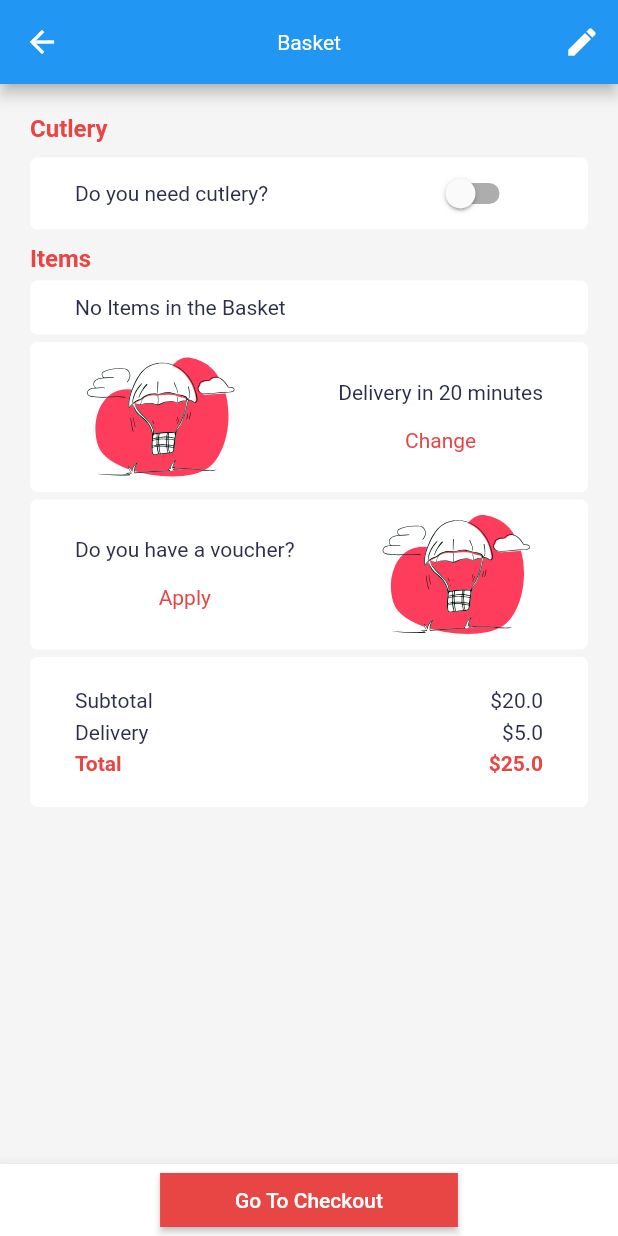
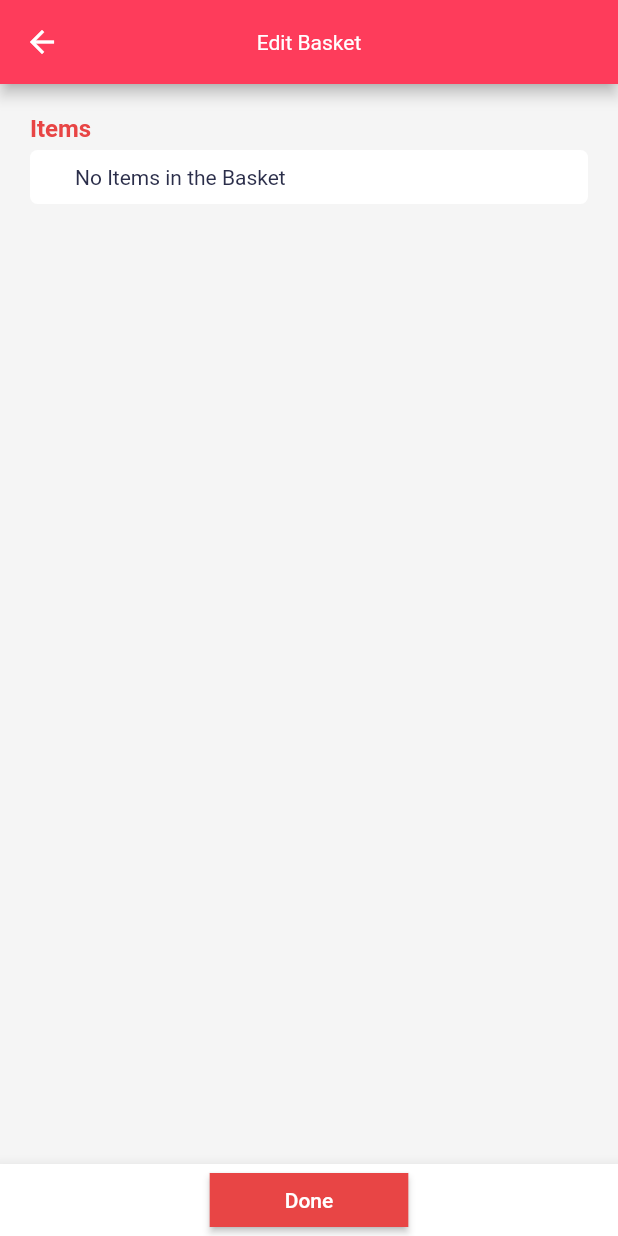
Before and after one commit to QD1221/food_delivery_sing, a Flutter app: the BasketScreen screen opened by its route, after a tap on the "edit" icon, on a phone screen of 412 x 824 dp. Run offline on Flutter 3.47's test engine with Material 2 defaults, Android fonts, the phone set to English and light mode, and no system bars; our stand-ins replace bloc, equatable, flutter_bloc, flutter_svg, geolocator, google_maps_flutter; network calls fail; Roboto replaces fonts that are missing (Futura).

Commit message:
4th commit

```diff
--- a/lib/blocs/basket/basket_event.dart
+++ b/lib/blocs/basket/basket_event.dart
@@ -29,6 +29,14 @@ class RemoveItem extends BasketEvent{
   List<Object> get props => [];
 }
 
+class RemoveAllItem extends BasketEvent{
+  final MenuItem item;
+
+  RemoveAllItem(this.item);
+  @override
+  List<Object> get props => [];
+}
+
 class ToggleSwitch extends BasketEvent{
   ToggleSwitch();
 
--- a/lib/config/app_router.dart
+++ b/lib/config/app_router.dart
@@ -3,6 +3,7 @@ import 'package:food_delivery_sing/models/restaurant_model.dart';
 import 'package:food_delivery_sing/screens/basket/basket_screen.dart';
 import 'package:food_delivery_sing/screens/checkout/checkout_screen.dart';
 import 'package:food_delivery_sing/screens/delivery_time/delivery_time_screen.dart';
+import 'package:food_delivery_sing/screens/edit_basket/edit_basket_screen.dart';
 import 'package:food_delivery_sing/screens/filter/filter_screen.dart';
 import 'package:food_delivery_sing/screens/home/home_screen.dart';
 import 'package:food_delivery_sing/screens/location/location_screen.dart';
@@ -22,6 +23,8 @@ class AppRouter {
         return LocationScreen.route();
       case BasketScreen.routeName:
         return BasketScreen.route();
+      case EditBasketScreen.routeName:
+        return EditBasketScreen.route();
       case CheckoutScreen.routeName:
         return CheckoutScreen.route();
       case DeliveryTimeScreen.routeName:
--- a/lib/screens/basket/basket_screen.dart
+++ b/lib/screens/basket/basket_screen.dart
@@ -22,10 +22,13 @@ class BasketScreen extends StatelessWidget {
     return Scaffold(
       appBar: AppBar(
         title: Text('Basket'),
+        backgroundColor: Theme.of(context).primaryColor,
         centerTitle: true,
         actions: [
           IconButton(
-            onPressed: () {},
+            onPressed: () {
+              Navigator.pushNamed(context, '/edit-basket');
+            },
             icon: Icon(Icons.edit),
           )
         ],
@@ -170,7 +173,6 @@ class BasketScreen extends StatelessWidget {
                                   Expanded(
                                     child: Text(
                                       '${state.basket.itemQuantity(state.basket.items).keys.elementAt(index).name}',
-
                                       style:
                                           Theme.of(context).textTheme.headline6,
                                     ),
@@ -274,7 +276,15 @@ class BasketScreen extends StatelessWidget {
                 color: Colors.white,
                 borderRadius: BorderRadius.circular(5),
               ),
-              child: Column(
+              child: BlocBuilder<BasketBloc, BasketState>(
+                builder: (context, state) {
+                  if (state is BasketLoading) {
+                    return Center(
+                      child: CircularProgressIndicator(),
+                    );
+                  }
+                  if (state is BasketLoaded) {
+                    return Column(
                       mainAxisAlignment: MainAxisAlignment.center,
                       children: [
                         Row(
@@ -285,7 +295,7 @@ class BasketScreen extends StatelessWidget {
                               style: Theme.of(context).textTheme.headline6,
                             ),
                             Text(
-                        '\$20.0',
+                              '\$${state.basket.subtotalString}',
                               style: Theme.of(context).textTheme.headline6,
                             )
                           ],
@@ -317,18 +327,25 @@ class BasketScreen extends StatelessWidget {
                               style: Theme.of(context)
                                   .textTheme
                                   .headline5!
-                            .copyWith(color: Theme.of(context).accentColor),
+                                  .copyWith(
+                                      color: Theme.of(context).accentColor),
                             ),
                             Text(
-                        '\$25.0',
+                              '\$${state.basket.totalString}',
                               style: Theme.of(context)
                                   .textTheme
                                   .headline5!
-                            .copyWith(color: Theme.of(context).accentColor),
+                                  .copyWith(
+                                      color: Theme.of(context).accentColor),
                             )
                           ],
                         )
                       ],
+                    );
+                  } else {
+                    return Text('Something went wrong!');
+                  }
+                },
               ),
             )
           ],
--- a/lib/screens/checkout/checkout_screen.dart
+++ b/lib/screens/checkout/checkout_screen.dart
@@ -19,6 +19,7 @@ class CheckoutScreen extends StatelessWidget {
     return Scaffold(
       appBar: AppBar(
         title: Text('Checkout'),
+        backgroundColor: Theme.of(context).primaryColor,
         centerTitle: true,
       ),
       body: ElevatedButton(
--- a/lib/screens/delivery_time/delivery_time_screen.dart
+++ b/lib/screens/delivery_time/delivery_time_screen.dart
@@ -19,6 +19,7 @@ class DeliveryTimeScreen extends StatelessWidget {
     return Scaffold(
       appBar: AppBar(
         title: Text('Delivery Time'),
+        backgroundColor: Theme.of(context).primaryColor,
         centerTitle: true,
       ),
       body: ElevatedButton(
--- /dev/null
+++ b/lib/screens/edit_basket/edit_basket_screen.dart
@@ -0,0 +1,172 @@
+import 'package:flutter/material.dart';
+import 'package:flutter_bloc/flutter_bloc.dart';
+import 'package:food_delivery_sing/blocs/basket/basket_bloc.dart';
+
+class EditBasketScreen extends StatelessWidget {
+  const EditBasketScreen({Key? key}) : super(key: key);
+
+  static const String routeName = '/edit-basket';
+
+  static Route route() {
+    return MaterialPageRoute(
+      builder: (_) => EditBasketScreen(),
+      settings: RouteSettings(
+        name: routeName,
+      ),
+    );
+  }
+
+  @override
+  Widget build(BuildContext context) {
+    return Scaffold(
+      appBar: AppBar(
+        title: Text('Edit Basket'),
+        backgroundColor: Theme.of(context).primaryColor,
+        centerTitle: true,
+      ),
+      bottomNavigationBar: BottomAppBar(
+        child: Container(
+          child: Row(
+            mainAxisAlignment: MainAxisAlignment.center,
+            children: [
+              ElevatedButton(
+                style: ElevatedButton.styleFrom(
+                    primary: Theme.of(context).accentColor,
+                    shape: RoundedRectangleBorder(),
+                    padding: const EdgeInsets.symmetric(horizontal: 50)),
+                onPressed: () {
+                  Navigator.pop(context);
+                },
+                child: Text(
+                  'Done',
+                ),
+              ),
+            ],
+          ),
+        ),
+      ),
+      body: Padding(
+        padding: const EdgeInsets.all(20),
+        child: Column(
+          crossAxisAlignment: CrossAxisAlignment.start,
+          children: [
+            Text(
+              'Items',
+              style: Theme.of(context)
+                  .textTheme
+                  .headline4!
+                  .copyWith(color: Theme.of(context).accentColor),
+            ),
+            BlocBuilder<BasketBloc, BasketState>(
+              builder: (context, state) {
+                if (state is BasketLoading) {
+                  return Center(
+                    child: CircularProgressIndicator(),
+                  );
+                } else if (state is BasketLoaded) {
+                  return state.basket.items.length == 0
+                      ? Container(
+                          width: double.infinity,
+                          margin: const EdgeInsets.only(top: 5),
+                          padding: const EdgeInsets.symmetric(
+                              horizontal: 30, vertical: 10),
+                          decoration: BoxDecoration(
+                            color: Colors.white,
+                            borderRadius: BorderRadius.circular(5),
+                          ),
+                          child: Row(
+                            mainAxisAlignment: MainAxisAlignment.spaceBetween,
+                            children: [
+                              Text(
+                                'No Items in the Basket',
+                                textAlign: TextAlign.left,
+                                style: Theme.of(context).textTheme.headline6,
+                              )
+                            ],
+                          ),
+                        )
+                      : ListView.builder(
+                          shrinkWrap: true,
+                          itemCount: state.basket
+                              .itemQuantity(state.basket.items)
+                              .keys
+                              .length,
+                          itemBuilder: (context, index) {
+                            return Container(
+                              width: double.infinity,
+                              margin: const EdgeInsets.only(top: 5),
+                              padding: const EdgeInsets.symmetric(
+                                  horizontal: 30, vertical: 10),
+                              decoration: BoxDecoration(
+                                color: Colors.white,
+                                borderRadius: BorderRadius.circular(5),
+                              ),
+                              child: Row(
+                                children: [
+                                  Text(
+                                    '${state.basket.itemQuantity(state.basket.items).entries.elementAt(index).value}x',
+                                    style: Theme.of(context)
+                                        .textTheme
+                                        .headline6!
+                                        .copyWith(
+                                            color:
+                                                Theme.of(context).accentColor),
+                                  ),
+                                  SizedBox(
+                                    width: 20,
+                                  ),
+                                  Expanded(
+                                    child: Text(
+                                      '${state.basket.itemQuantity(state.basket.items).keys.elementAt(index).name}',
+                                      style:
+                                          Theme.of(context).textTheme.headline6,
+                                    ),
+                                  ),
+                                  IconButton(
+                                    visualDensity: VisualDensity.compact,
+                                    onPressed: () {
+                                      context.read<BasketBloc>()
+                                        ..add(RemoveAllItem(state.basket
+                                            .itemQuantity(state.basket.items)
+                                            .keys
+                                            .elementAt(index)));
+                                    },
+                                    icon: Icon(Icons.delete),
+                                  ),
+                                  IconButton(
+                                    visualDensity: VisualDensity.compact,
+                                    onPressed: () {
+                                      context.read<BasketBloc>()
+                                        ..add(RemoveItem(state.basket
+                                            .itemQuantity(state.basket.items)
+                                            .keys
+                                            .elementAt(index)));
+                                    },
+                                    icon: Icon(Icons.remove_circle),
+                                  ),
+                                  IconButton(
+                                    visualDensity: VisualDensity.compact,
+                                    onPressed: () {
+                                      context.read<BasketBloc>()
+                                        ..add(AddItem(state.basket
+                                            .itemQuantity(state.basket.items)
+                                            .keys
+                                            .elementAt(index)));
+                                    },
+                                    icon: Icon(Icons.add_circle),
+                                  ),
+                                ],
+                              ),
+                            );
+                          });
+                } else {
+                  return Text('Something went wrong!');
+                }
+              },
+            ),
+          ],
+        ),
+      ),
+    );
+  }
+}
--- a/lib/screens/filter/filter_screen.dart
+++ b/lib/screens/filter/filter_screen.dart
@@ -24,6 +24,7 @@ class FilterScreen extends StatelessWidget {
     return Scaffold(
       appBar: AppBar(
         title: Text('Filter'),
+        backgroundColor: Theme.of(context).primaryColor,
         centerTitle: true,
       ),
       bottomNavigationBar: BottomAppBar(
--- a/lib/screens/restaurant_listing/restaurant_listing_screen.dart
+++ b/lib/screens/restaurant_listing/restaurant_listing_screen.dart
@@ -26,6 +26,7 @@ class RestaurantListingScreen extends StatelessWidget {
     return Scaffold(
       appBar: AppBar(
         title: Text('Restaurants'),
+        backgroundColor: Theme.of(context).primaryColor,
         centerTitle: true,
       ),
       body: Padding(
--- a/lib/screens/screens.dart
+++ b/lib/screens/screens.dart
@@ -7,3 +7,4 @@ export 'location/location_screen.dart';
 export 'restaurant_details/restaurant_details_screen.dart';
 export 'restaurant_listing/restaurant_listing_screen.dart';
 export 'voucher/voucher_screen.dart';
+export 'edit_basket/edit_basket_screen.dart';
--- a/lib/screens/voucher/voucher_screen.dart
+++ b/lib/screens/voucher/voucher_screen.dart
@@ -19,6 +19,7 @@ class VoucherScreen extends StatelessWidget {
     return Scaffold(
       appBar: AppBar(
         title: Text('Voucher'),
+        backgroundColor: Theme.of(context).primaryColor,
         centerTitle: true,
       ),
       body: ElevatedButton(
--- a/lib/widgets/custom_appbar.dart
+++ b/lib/widgets/custom_appbar.dart
@@ -7,6 +7,7 @@ class CustomAppBar extends StatelessWidget with PreferredSizeWidget{
   Widget build(BuildContext context) {
     return AppBar(
       leading: IconButton(onPressed: () {}, icon: Icon(Icons.person)),
+      backgroundColor: Theme.of(context).primaryColor,
       centerTitle: false,
       title: Column(
         crossAxisAlignment: CrossAxisAlignment.start,
```
Also changed, not shown: lib/blocs/basket/basket_bloc.dart (+27 -4 lines), lib/screens/home/home_screen.dart (+9 -5 lines), pubspec.lock. Lines whose indentation alone changed are shown as unchanged.
